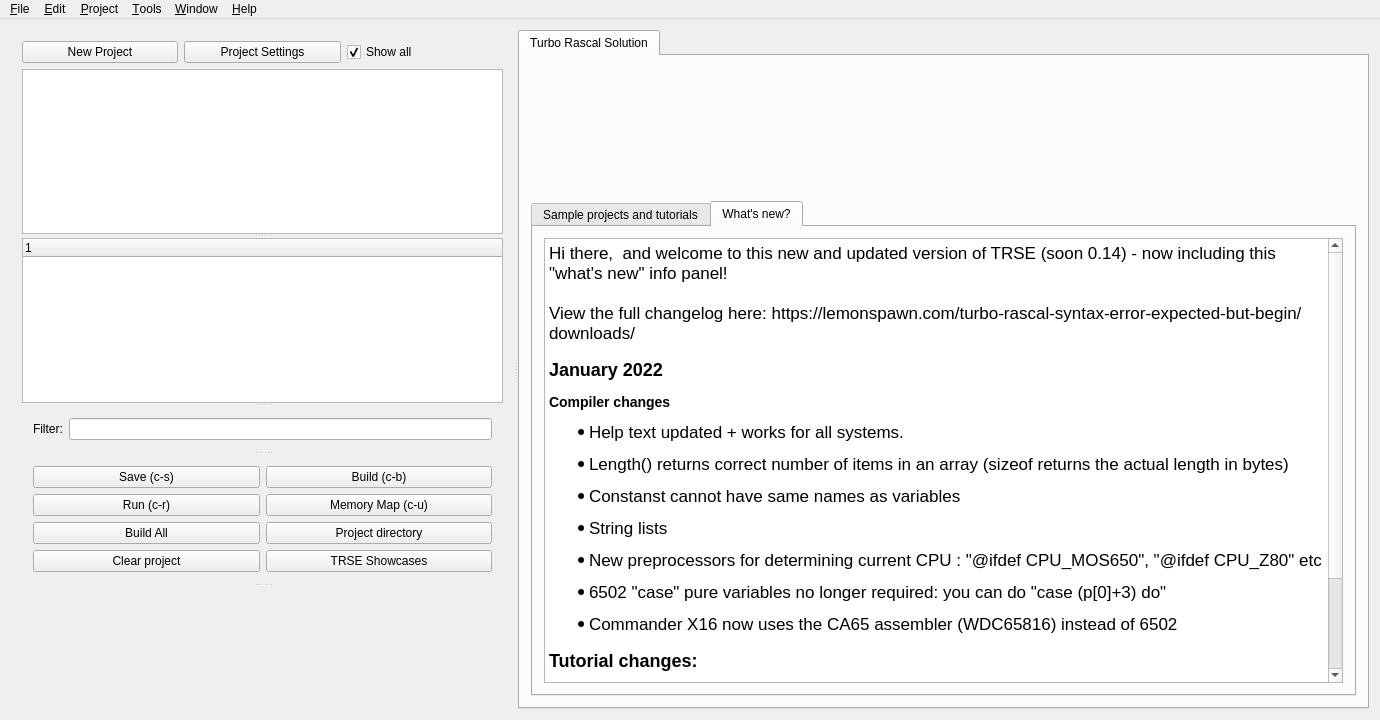
First picture: the form in mainwindow.ui, repository leuat/TRSE, before the edit.
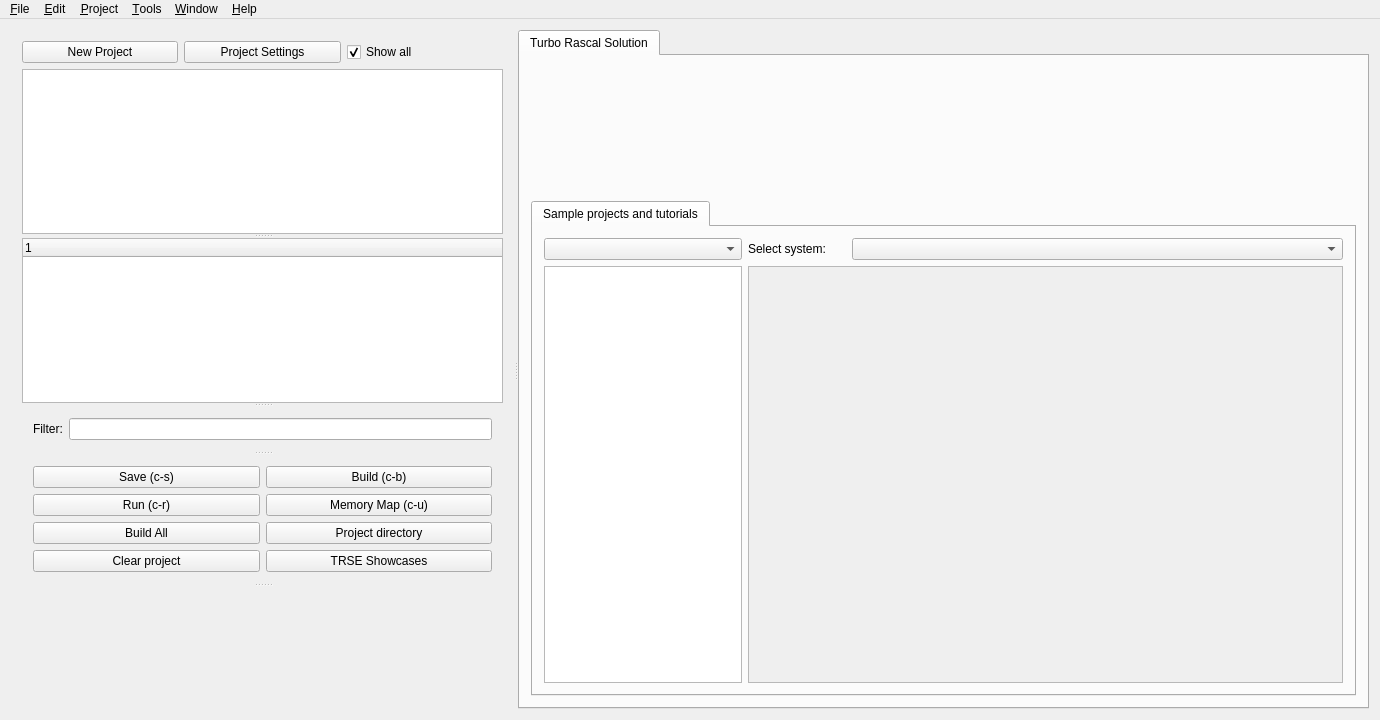
Second picture: the form after the edit. The open tabs and pages were chosen to show the change. Icons and pictures are not drawn. Custom widgets are drawn as their Qt base class.

The edit to the form file:
```diff
--- a/mainwindow.ui
+++ b/mainwindow.ui
@@ -428,43 +428,6 @@
              </item>
             </layout>
            </widget>
-           <widget class="QWidget" name="tab_2">
-            <attribute name="title">
-             <string>What's new?</string>
-            </attribute>
-            <layout class="QGridLayout" name="gridLayout_9">
-             <item row="0" column="0">
-              <widget class="QTextEdit" name="txtWhatsNew">
-               <property name="readOnly">
-                <bool>true</bool>
-               </property>
-               <property name="html">
-                <string>&lt;!DOCTYPE HTML PUBLIC &quot;-//W3C//DTD HTML 4.0//EN&quot; &quot;http://www.w3.org/TR/REC-html40/strict.dtd&quot;&gt;
-&lt;html&gt;&lt;head&gt;&lt;meta name=&quot;qrichtext&quot; content=&quot;1&quot; /&gt;&lt;style type=&quot;text/css&quot;&gt;
-p, li { white-space: pre-wrap; }
-&lt;/style&gt;&lt;/head&gt;&lt;body style=&quot; font-family:'.AppleSystemUIFont'; font-size:13pt; font-weight:400; font-style:normal;&quot;&gt;
-&lt;p style=&quot; margin-top:0px; margin-bottom:0px; margin-left:0px; margin-right:0px; -qt-block-indent:0; text-indent:0px;&quot;&gt;Hi there,  and welcome to this new and updated version of TRSE (soon 0.14) - now including this &amp;quot;what's new&amp;quot; info panel!&lt;/p&gt;
-&lt;p style=&quot;-qt-paragraph-type:empty; margin-top:0px; margin-bottom:0px; margin-left:0px; margin-right:0px; -qt-block-indent:0; text-indent:0px;&quot;&gt;&lt;br /&gt;&lt;/p&gt;
-&lt;p style=&quot; margin-top:0px; margin-bottom:0px; margin-left:0px; margin-right:0px; -qt-block-indent:0; text-indent:0px;&quot;&gt;View the full changelog here: https://lemonspawn.com/turbo-rascal-syntax-error-expected-but-begin/downloads/&lt;/p&gt;
-&lt;h2 style=&quot; margin-top:16px; margin-bottom:12px; margin-left:0px; margin-right:0px; -qt-block-indent:0; text-indent:0px;&quot;&gt;&lt;span style=&quot; font-size:x-large; font-weight:600;&quot;&gt;January 2022&lt;/span&gt;&lt;/h2&gt;
-&lt;h3 style=&quot; margin-top:14px; margin-bottom:12px; margin-left:0px; margin-right:0px; -qt-block-indent:0; text-indent:0px;&quot;&gt;&lt;span style=&quot; font-size:large; font-weight:600;&quot;&gt;Compiler changes&lt;/span&gt;&lt;/h3&gt;
-&lt;ul style=&quot;margin-top: 0px; margin-bottom: 0px; margin-left: 0px; margin-right: 0px; -qt-list-indent: 1;&quot;&gt;&lt;li style=&quot;&quot; style=&quot; margin-top:12px; margin-bottom:12px; margin-left:0px; margin-right:0px; -qt-block-indent:0; text-indent:0px;&quot;&gt;Help text updated + works for all systems. &lt;/li&gt;
-&lt;li style=&quot;&quot; style=&quot; margin-top:12px; margin-bottom:12px; margin-left:0px; margin-right:0px; -qt-block-indent:0; text-indent:0px;&quot;&gt;Length() returns correct number of items in an array (sizeof returns the actual length in bytes)&lt;/li&gt;
-&lt;li style=&quot;&quot; style=&quot; margin-top:12px; margin-bottom:12px; margin-left:0px; margin-right:0px; -qt-block-indent:0; text-indent:0px;&quot;&gt;Constanst cannot have same names as variables&lt;/li&gt;
-&lt;li style=&quot;&quot; style=&quot; margin-top:12px; margin-bottom:12px; margin-left:0px; margin-right:0px; -qt-block-indent:0; text-indent:0px;&quot;&gt;String lists &lt;/li&gt;
-&lt;li style=&quot;&quot; style=&quot; margin-top:12px; margin-bottom:12px; margin-left:0px; margin-right:0px; -qt-block-indent:0; text-indent:0px;&quot;&gt;New preprocessors for determining current CPU : &amp;quot;@ifdef CPU_MOS650&amp;quot;, &amp;quot;@ifdef CPU_Z80&amp;quot; etc&lt;/li&gt;
-&lt;li style=&quot;&quot; style=&quot; margin-top:12px; margin-bottom:12px; margin-left:0px; margin-right:0px; -qt-block-indent:0; text-indent:0px;&quot;&gt;6502 &amp;quot;case&amp;quot; pure variables no longer required: you can do &amp;quot;case (p[0]+3) do&amp;quot;&lt;/li&gt;
-&lt;li style=&quot;&quot; style=&quot; margin-top:12px; margin-bottom:12px; margin-left:0px; margin-right:0px; -qt-block-indent:0; text-indent:0px;&quot;&gt;Commander X16 now uses the CA65 assembler (WDC65816) instead of 6502&lt;/li&gt;&lt;/ul&gt;
-&lt;h2 style=&quot; margin-top:16px; margin-bottom:12px; margin-left:0px; margin-right:0px; -qt-block-indent:0; text-indent:0px;&quot;&gt;&lt;span style=&quot; font-size:x-large; font-weight:600;&quot;&gt;Tutorial changes:&lt;/span&gt;&lt;/h2&gt;
-&lt;ul style=&quot;margin-top: 0px; margin-bottom: 0px; margin-left: 0px; margin-right: 0px; -qt-list-indent: 1;&quot;&gt;&lt;li style=&quot;&quot; style=&quot; margin-top:12px; margin-bottom:12px; margin-left:0px; margin-right:0px; -qt-block-indent:0; text-indent:0px;&quot;&gt;&lt;img src=&quot;:/resources/images/tutorials/mrtibbles.png&quot; width=&quot;100&quot; /&gt;Gameboy game sample project &amp;quot;Mr.  Tibbles&amp;quot; added. &lt;/li&gt;&lt;/ul&gt;
-&lt;ul style=&quot;margin-top: 0px; margin-bottom: 0px; margin-left: 0px; margin-right: 0px; -qt-list-indent: 1;&quot;&gt;&lt;li style=&quot;&quot; style=&quot; margin-top:12px; margin-bottom:12px; margin-left:0px; margin-right:0px; -qt-block-indent:0; text-indent:0px;&quot;&gt;&lt;img src=&quot;:/resources/images/billboard/b31.png&quot; width=&quot;100&quot; /&gt;&amp;quot;Millipede&amp;quot; VZ200 game full project added (by Chris Garrett)  &lt;/li&gt;
-&lt;li style=&quot;&quot; style=&quot; margin-top:12px; margin-bottom:12px; margin-left:0px; margin-right:0px; -qt-block-indent:0; text-indent:0px;&quot;&gt;Updated 8086 tutorials + set dosbox cycle speed pr project&lt;/li&gt;&lt;/ul&gt;
-&lt;p style=&quot;-qt-paragraph-type:empty; margin-top:12px; margin-bottom:12px; margin-left:0px; margin-right:0px; -qt-block-indent:0; text-indent:0px; font-weight:600;&quot;&gt;&lt;br /&gt;&lt;/p&gt;&lt;/body&gt;&lt;/html&gt;</string>
-               </property>
-              </widget>
-             </item>
-            </layout>
-           </widget>
           </widget>
          </item>
         </layout>
```
